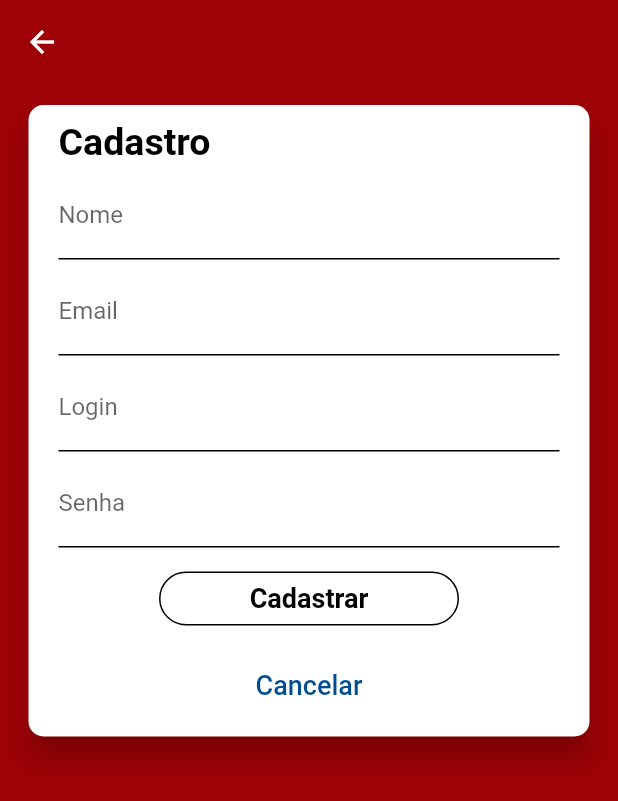
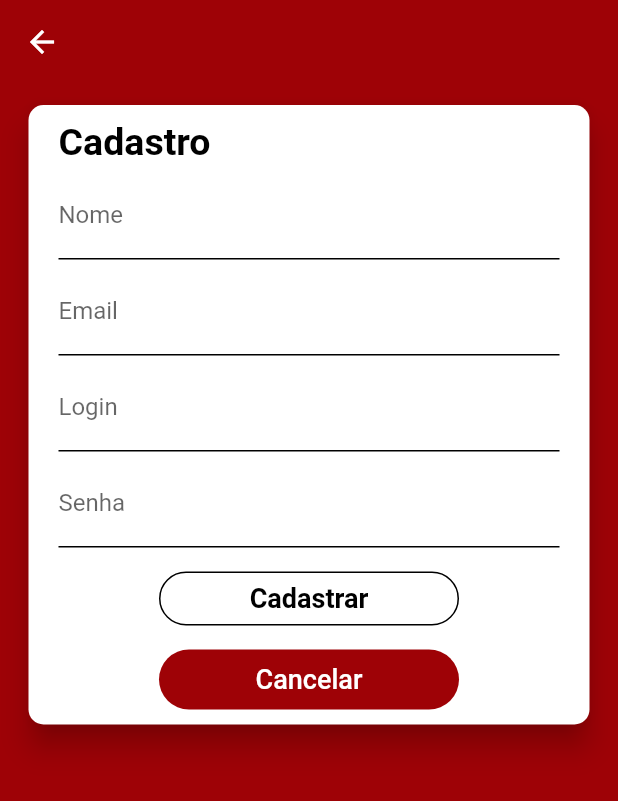
Before and after one commit to loressl/App-Filmes-Flutter, a Flutter app: the CadastroPage screen opened directly, on a phone screen of 412 x 824 dp. Shown: the top 801 px of the screen. Run offline on Flutter 3.47's test engine with Material 2 defaults, Android fonts, the phone set to English and light mode, and no system bars; our stand-ins replace rxdart, shared_preferences; missing offline and left inert: bloc_pattern, flutter_auth_buttons; accounts and stored records are empty.

Commit message:
Mudança no botão cancelar.

```diff
--- a/lib/widgets/button_cancel.dart
+++ b/lib/widgets/button_cancel.dart
@@ -8,11 +8,12 @@ class AppButtonCancel extends StatelessWidget{
 
   @override
   Widget build(BuildContext context) {
-    final backgroundColor = Colors.white;
-    final textColor = Color(0xFF004D8F);
+    final backgroundColor = Color(0xFF9E0206);
+    final textColor = Colors.white;
 
     return Container(
       width: 200,
+      height: 40,
       decoration: BoxDecoration(
         color: backgroundColor,
         borderRadius: BorderRadius.circular(22),
```
